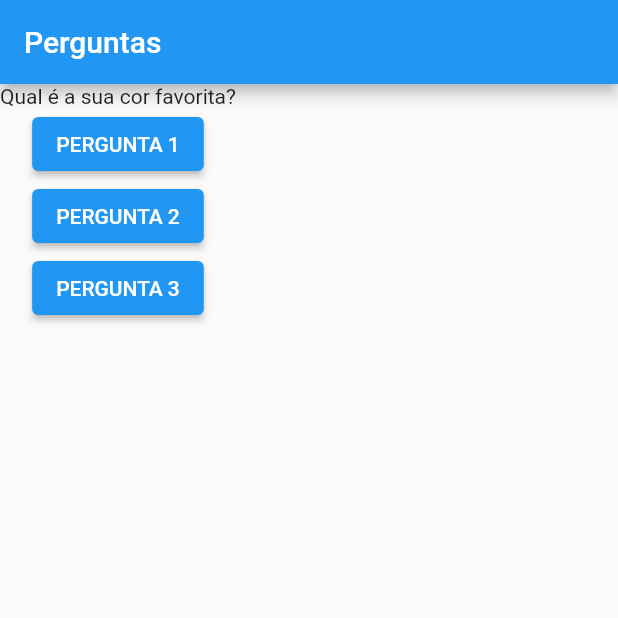
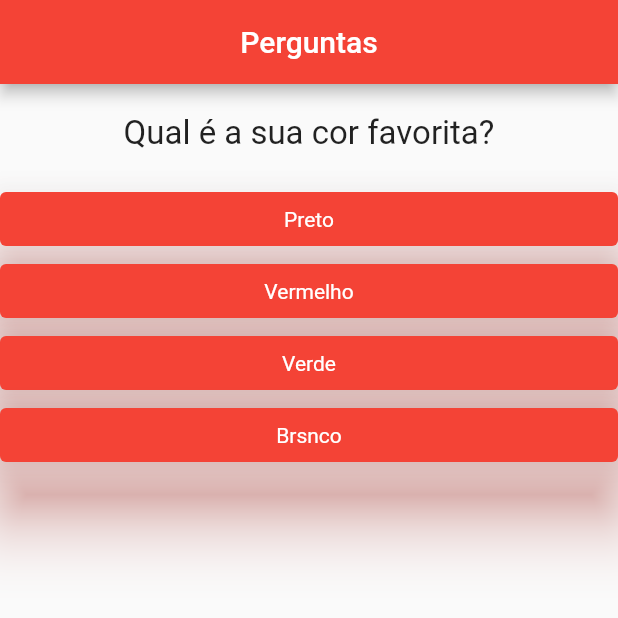
Before and after one commit to matheusAFONSECA/Flutter-UDEMY, a Flutter app: the screen it shows after launch, on a phone screen of 412 x 824 dp, the top half of it. Run offline on Flutter 3.47's test engine with Material 2 defaults, Android fonts, the light colour scheme and no system bars.

Commit message:
Usando o modo imperativo do map para fazer as perguntas

```diff
--- a/projeto_perguntas/lib/main.dart
+++ b/projeto_perguntas/lib/main.dart
@@ -1,56 +1,79 @@
 import 'package:flutter/material.dart';
+import './questao.dart';
+import './resposta.dart';
 
 // modo 'correto' do flutter de iniciar o app
 main() => runApp(PerguntaApp());
+
 /*
 -> A classe que esta dentro dos parenteses do runApp(Classe_aqui_dentro)
 vai ser a raiz que compôe o App que estamos criando, ou seja, será o ponto
 de partida de onde o nosso app vai funcionar
 -> Ao salvarmos o  arquivo em que estamos modificando o projeto em tempo real
 as modificações são feitas no app
+-> Quando colocamos o _ na frente de uma variável ou classe, fazemos com que
+esse atributo se torne privado.
+      -> isso é uma grande diferença do Dart e outras linguagens
 */
 
-// vamos criar um widget
-class PerguntaApp extends StatelessWidget {
-  /*
-  -> Esse StatelessWidget é que faz a classe PerguntaApp se tornar um Widget
-  */
+class _PerguntaAppState extends State<PerguntaApp> {
+  var _perguntaSelecionada = 0;
 
-  var perguntaSelecionada = 0;
-
-  // criando um metodo que responde à ação de clicar no botão
-  void responder() {
-    perguntaSelecionada++;
-    print(perguntaSelecionada);
+  void _responder() {
+    setState(() {
+      _perguntaSelecionada++;
+    });
   }
 
   // metodo que vai criar o widget
   @override
   Widget build(BuildContext context) {
     final perguntas = [
-      'Qual é a sua cor favorita?',
-      'Qual é o seu animal favorito?',
+      {
+        'texto': 'Qual é a sua cor favorita?',
+        'resposta': ['Preto', 'Vermelho', 'Verde', 'Brsnco'],
+      },
+      {
+        'texto': 'Qual é o seu animal favorito?',
+        'resposta': ['Coelho', 'Cobra', 'Elefante', 'Leão'],
+      },
+      {
+        'texto': 'Qual é o seu instrutor favorito?',
+        'resposta': ['Maria', 'João', 'Leo', 'Pedro'],
+      }
     ];
+
+    // fazendo uma lista de Widgets de respostas para colocarmos no botão
+    List<Widget> respostas = [];
+
+    for (String textoResposta
+        in perguntas[_perguntaSelecionada].cast()['resposta']) {
+      respostas.add(Resposta(textoResposta, _responder));
+    }
 
     return MaterialApp(
       home: Scaffold(
         // Scaffold dara a estrutura da aplicação do widget
         appBar: AppBar(
           title: Text('Perguntas'),
+          backgroundColor: Colors.red,
+          centerTitle: true,
         ),
-        body: Column(children: <Widget>[
-          Text(perguntas[perguntaSelecionada]),
-          ElevatedButton(
-            child: Text('PERGUNTA 1'),
-            onPressed: responder,
-          ),
-          ElevatedButton(child: Text('PERGUNTA 2'), onPressed: responder),
-          ElevatedButton(
-            child: Text('PERGUNTA 3'),
-            onPressed: responder,
-          ),
-        ]),
+        body: Column(
+          children: <Widget>[
+            Questao(perguntas[_perguntaSelecionada]['texto'].toString()),
+            ...respostas,
+          ],
+        ),
       ),
     );
   }
 }
+
+// vamos criar um widget
+class PerguntaApp extends StatefulWidget {
+  // com isso conseguimos converter um widget de Stateless para Stateful
+  _PerguntaAppState createState() {
+    return _PerguntaAppState();
+  }
+}
--- /dev/null
+++ b/projeto_perguntas/lib/questao.dart
@@ -0,0 +1,23 @@
+import 'package:flutter/src/widgets/framework.dart';
+import 'package:flutter/src/widgets/placeholder.dart';
+
+import 'package:flutter/material.dart';
+
+class Questao extends StatelessWidget {
+  final String texto;
+
+  Questao(this.texto);
+
+  @override
+  Widget build(BuildContext context) {
+    return Container(
+      width: double.infinity,
+      margin: EdgeInsets.all(20),
+      child: Text(
+        texto,
+        style: TextStyle(fontSize: 22),
+        textAlign: TextAlign.center,
+      ),
+    );
+  }
+}
--- /dev/null
+++ b/projeto_perguntas/lib/resposta.dart
@@ -0,0 +1,36 @@
+import 'package:flutter/material.dart';
+
+class Resposta extends StatelessWidget {
+  final String texto; // var aux
+
+  // função que vai ser usada no evento do onPressed
+  final void Function() quandoSelecionado;
+
+  // construtor
+  Resposta(this.texto, this.quandoSelecionado);
+
+  @override
+  Widget build(BuildContext context) {
+    return Container(
+      width: double.infinity,
+      // coloca o botão lá na main e pega um texto como parametro
+      child: ElevatedButton(
+        // aqui definimos o estilo do botao
+        style: ElevatedButton.styleFrom(
+          primary: Colors.red,
+          onSurface: Colors.green,
+          elevation: 20,
+          shadowColor: Colors.red,
+          // aqui muda o estilo do texto
+          textStyle: TextStyle(
+            color: Colors.white,
+            wordSpacing: 10,
+          ),
+        ),
+
+        child: Text(texto),
+        onPressed: quandoSelecionado,
+      ),
+    );
+  }
+}
```
